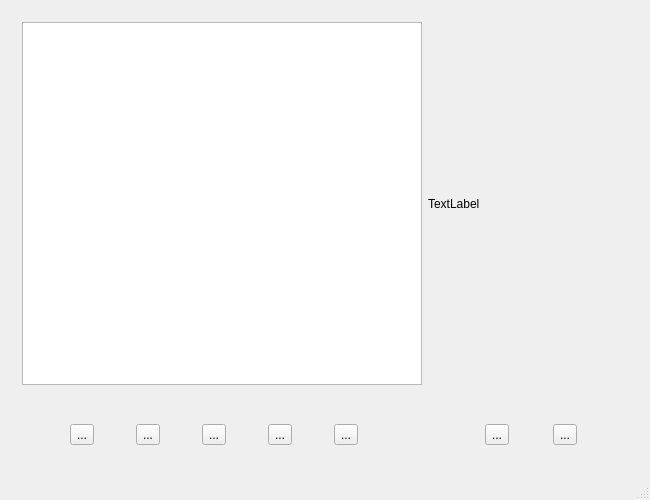
Old version of the form UI/mainwindow.ui in the repository guiguilalane/Wumpus.
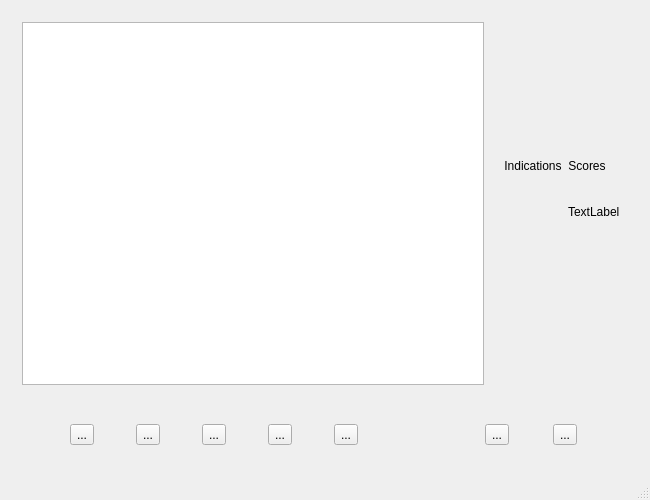
New version of the form. Icons and pictures are not drawn.

Diff of the .ui file:
```diff
--- a/UI/mainwindow.ui
+++ b/UI/mainwindow.ui
@@ -17,7 +17,7 @@
    <layout class="QVBoxLayout" name="verticalLayout">
     <item>
      <widget class="QWidget" name="game" native="true">
-      <layout class="QHBoxLayout" name="horizontalLayout_4" stretch="4,2">
+      <layout class="QHBoxLayout" name="horizontalLayout_4" stretch="4,0">
        <property name="sizeConstraint">
         <enum>QLayout::SetDefaultConstraint</enum>
        </property>
@@ -25,10 +25,105 @@
         <widget class="QGraphicsView" name="view"/>
        </item>
        <item>
-        <widget class="QLabel" name="score">
-         <property name="text">
-          <string>TextLabel</string>
-         </property>
+        <widget class="QWidget" name="widget_3" native="true">
+         <layout class="QFormLayout" name="formLayout">
+          <property name="fieldGrowthPolicy">
+           <enum>QFormLayout::ExpandingFieldsGrow</enum>
+          </property>
+          <property name="rowWrapPolicy">
+           <enum>QFormLayout::DontWrapRows</enum>
+          </property>
+          <property name="labelAlignment">
+           <set>Qt::AlignHCenter|Qt::AlignTop</set>
+          </property>
+          <property name="formAlignment">
+           <set>Qt::AlignCenter</set>
+          </property>
+          <property name="verticalSpacing">
+           <number>1</number>
+          </property>
+          <property name="topMargin">
+           <number>12</number>
+          </property>
+          <item row="0" column="0">
+           <widget class="QLabel" name="label">
+            <property name="text">
+             <string>Indications</string>
+            </property>
+            <property name="textFormat">
+             <enum>Qt::AutoText</enum>
+            </property>
+            <property name="alignment">
+             <set>Qt::AlignCenter</set>
+            </property>
+           </widget>
+          </item>
+          <item row="1" column="0">
+           <widget class="QWidget" name="widget" native="true">
+            <layout class="QVBoxLayout" name="verticalLayout_2">
+             <item>
+              <widget class="QLabel" name="hole">
+               <property name="toolTip">
+                <string>PFFFF ! Tiens un courant d'air !</string>
+               </property>
+               <property name="text">
+                <string/>
+               </property>
+               <property name="pixmap">
+                <pixmap resource="../Resource.qrc">:/Pictures/Pictures/wind.png</pixmap>
+               </property>
+              </widget>
+             </item>
+             <item>
+              <widget class="QLabel" name="treasure">
+               <property name="toolTip">
+                <string>Ça sonne comme des pièces d'or à mes oreilles !!!</string>
+               </property>
+               <property name="text">
+                <string/>
+               </property>
+               <property name="pixmap">
+                <pixmap resource="../Resource.qrc">:/Pictures/Pictures/coins.png</pixmap>
+               </property>
+               <property name="scaledContents">
+                <bool>false</bool>
+               </property>
+              </widget>
+             </item>
+             <item>
+              <widget class="QLabel" name="wumpus">
+               <property name="toolTip">
+                <string>Pouark ! Ça pue !!!</string>
+               </property>
+               <property name="text">
+                <string/>
+               </property>
+               <property name="pixmap">
+                <pixmap resource="../Resource.qrc">:/Pictures/Pictures/odor.png</pixmap>
+               </property>
+              </widget>
+             </item>
+            </layout>
+           </widget>
+          </item>
+          <item row="0" column="1">
+           <widget class="QLabel" name="score">
+            <property name="text">
+             <string>Scores</string>
+            </property>
+            <property name="alignment">
+             <set>Qt::AlignCenter</set>
+            </property>
+           </widget>
+          </item>
+          <item row="1" column="1">
+           <widget class="QLabel" name="label_2">
+            <property name="text">
+             <string>TextLabel</string>
+            </property>
+           </widget>
+          </item>
+         </layout>
         </widget>
        </item>
       </layout>
```
Left out of the diff: 10 changed lines with no effect on the pictures.
